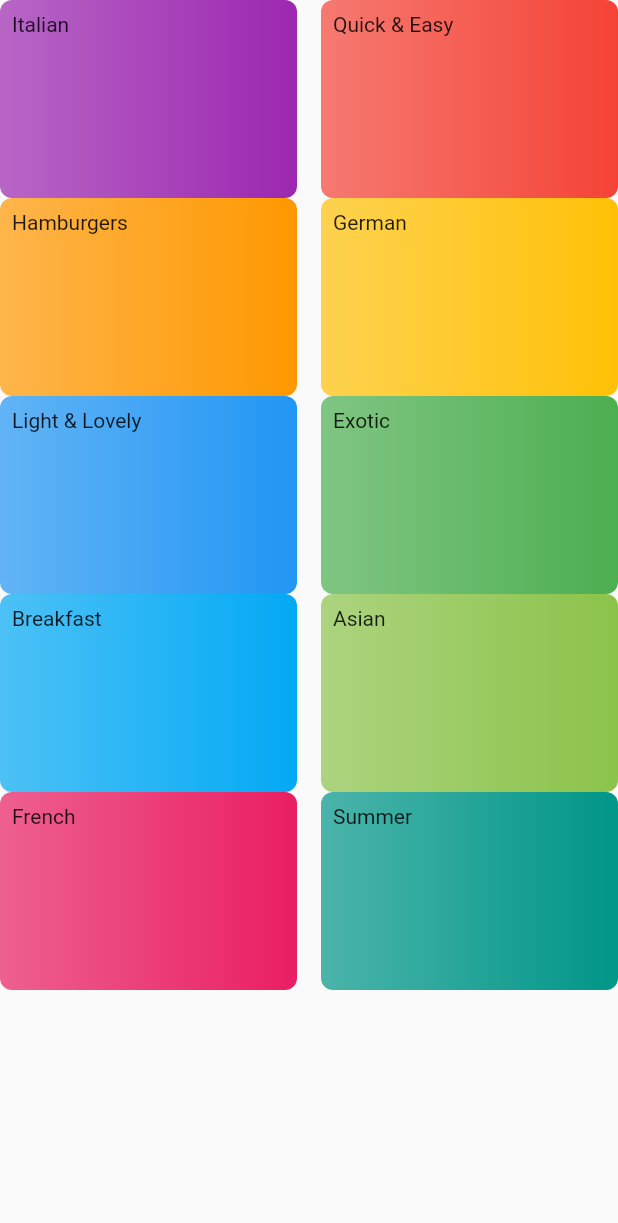
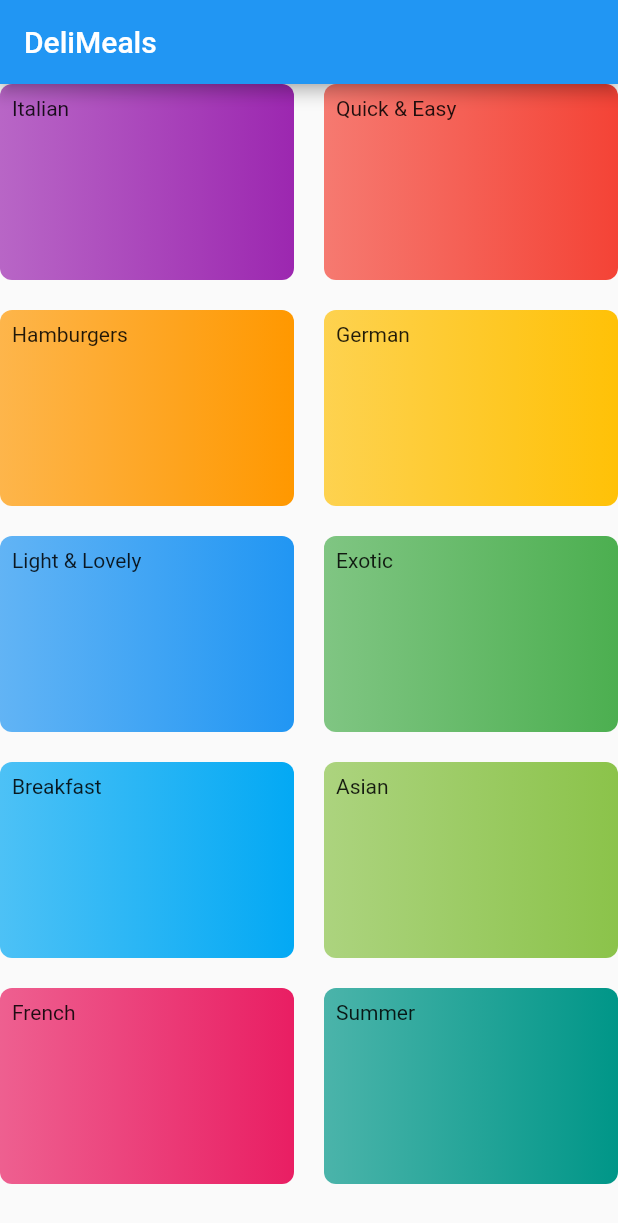
Before and after one commit to alexrodrigues/MealsApp, a Flutter app: the CategoriesScreen screen opened directly, on a phone screen of 412 x 824 dp. Shown: the top 1223 px of the screen. Run offline on Flutter 3.47's test engine with Material 2 defaults, Android fonts, the phone set to English and light mode, and no system bars.

```diff
--- a/lib/categories.dart
+++ b/lib/categories.dart
@@ -11,14 +11,20 @@ class CategoriesScreen extends StatefulWidget {
 class _CategoriesScreenState extends State<CategoriesScreen> {
   @override
   Widget build(BuildContext context) {
-    return GridView(
+    return Scaffold(
+      appBar: AppBar(
+        title: Text('DeliMeals'),
+      ),
+      body: GridView(
         children: DUMMY_CATEGORIES.map((element) {
           return CategoryItem(element.title, element.color);
         }).toList(),
         gridDelegate: SliverGridDelegateWithMaxCrossAxisExtent(
           maxCrossAxisExtent: 200,
           childAspectRatio: 3 / 2,
-        crossAxisSpacing: 16,
+          crossAxisSpacing: 20,
+          mainAxisSpacing: 20,
+        ),
       ),
     );
   }
--- a/lib/main.dart
+++ b/lib/main.dart
@@ -1,4 +1,6 @@
 import 'package:flutter/material.dart';
+
+import 'categories.dart';
 
 void main() => runApp(MyApp());
 
@@ -10,7 +12,7 @@ class MyApp extends StatelessWidget {
       theme: ThemeData(
         primarySwatch: Colors.blue,
       ),
-      home: MyHomePage(),
+      home: CategoriesScreen(),
     );
   }
 }
```
Lines whose indentation alone changed are shown as unchanged.
